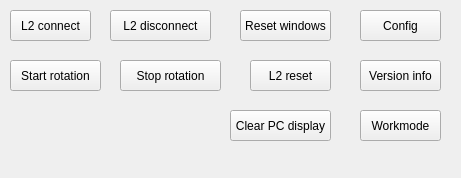
Old version of the form src/ControlsDock.ui in the repository markgol/L2diagnostic.
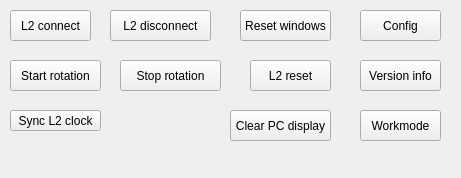
New version of the form.

```diff
--- a/src/ControlsDock.ui
+++ b/src/ControlsDock.ui
@@ -144,6 +144,19 @@
      <string>Clear PC display</string>
     </property>
    </widget>
+   <widget class="QPushButton" name="btnL2SetClock">
+    <property name="geometry">
+     <rect>
+      <x>10</x>
+      <y>110</y>
+      <width>91</width>
+      <height>21</height>
+     </rect>
+    </property>
+    <property name="text">
+     <string>Sync L2 clock</string>
+    </property>
+   </widget>
   </widget>
  </widget>
  <resources/>
```
